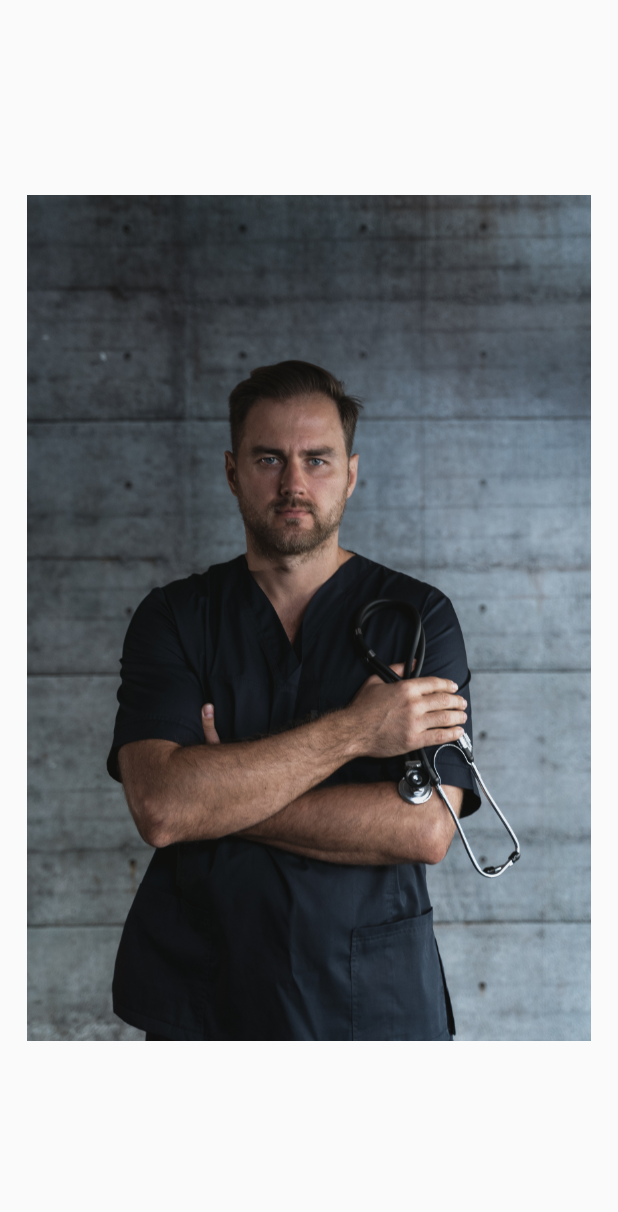
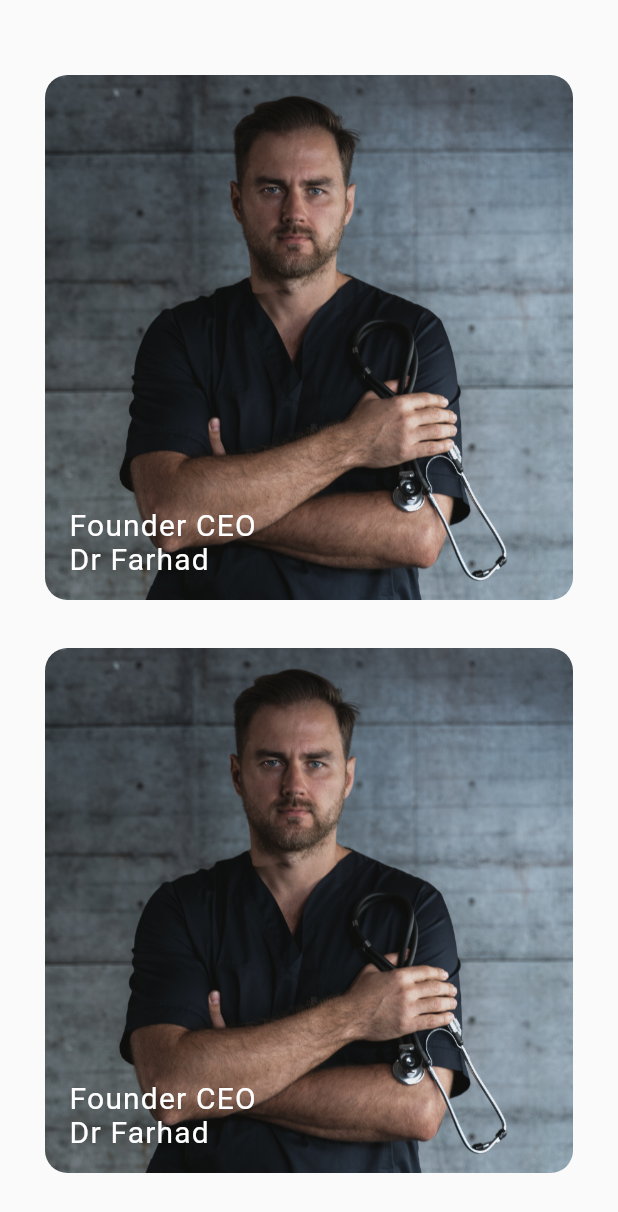
Before and after one commit to Zhasurbek/dentech, a Flutter app: the screen it shows after launch, on a phone screen of 412 x 824 dp. Shown: the top 1212 px of the screen. Run offline on Flutter 3.47's test engine with Material 2 defaults, Android fonts, the phone set to English and light mode, and no system bars.

Commit message:
Created Phicisian Container

```diff
--- a/lib/screens/dentech_home.dart
+++ b/lib/screens/dentech_home.dart
@@ -1,3 +1,4 @@
+import 'package:dentech/widgets/phicisian_profile.dart';
 import 'package:flutter/material.dart';
 import 'package:flutter/rendering.dart';
 import 'package:flutter/src/foundation/key.dart';
@@ -10,12 +11,11 @@ class DentechHome extends StatelessWidget {
   Widget build(BuildContext context) {
     return Scaffold(
       body: Padding(
-        padding: const EdgeInsets.all(18),
-        child:  Column(
+        padding: const EdgeInsets.all(30),
+        child: Column(
           children: [
-            Expanded(
-              child:  Image.asset('assets/phicisian/doctor.jpg'),
-            ),
+            PhicisianProfile(key: key),
+            PhicisianProfile(key: key),
           ],
         ),
       ),
--- a/lib/widgets/phicisian_profile.dart
+++ b/lib/widgets/phicisian_profile.dart
@@ -9,24 +9,29 @@ class PhicisianProfile extends StatelessWidget {
       child: Stack(
         children: <Widget>[
           Container(
+            height: 350,
             width: double.infinity,
-            color: Colors.transparent,
-            height: 300,
-            child: Image.asset('assets/phicisian/doctor.jpg'),
-          ),
-          Container(
-            padding: const EdgeInsets.symmetric(vertical: 20),
-            alignment: Alignment.bottomLeft,
+            margin: const EdgeInsets.only(top: 20),
+            padding: const EdgeInsets.all(16),
             decoration: BoxDecoration(
-              gradient: LinearGradient(
-                colors: <Color>[
-                  Colors.black.withAlpha(0),
-                  Colors.black12,
-                  Colors.black45
-                ],
+              borderRadius: BorderRadius.circular(15),
+              color: Colors.transparent,
+              image: const DecorationImage(
+                image: AssetImage('assets/phicisian/doctor.jpg'),
+                fit: BoxFit.cover,
               ),
             ),
-            child: const Text('Founder CEO\nDr. Farhad'),
+            child: const Align(
+              alignment: Alignment.bottomLeft,
+              child: Text(
+                'Founder CEO\nDr Farhad',
+                style: TextStyle(
+                  color: Colors.white,
+                  fontSize: 20,
+                  letterSpacing: 0.8,
+                ),
+              ),
+            ),
           ),
         ],
       ),
```
